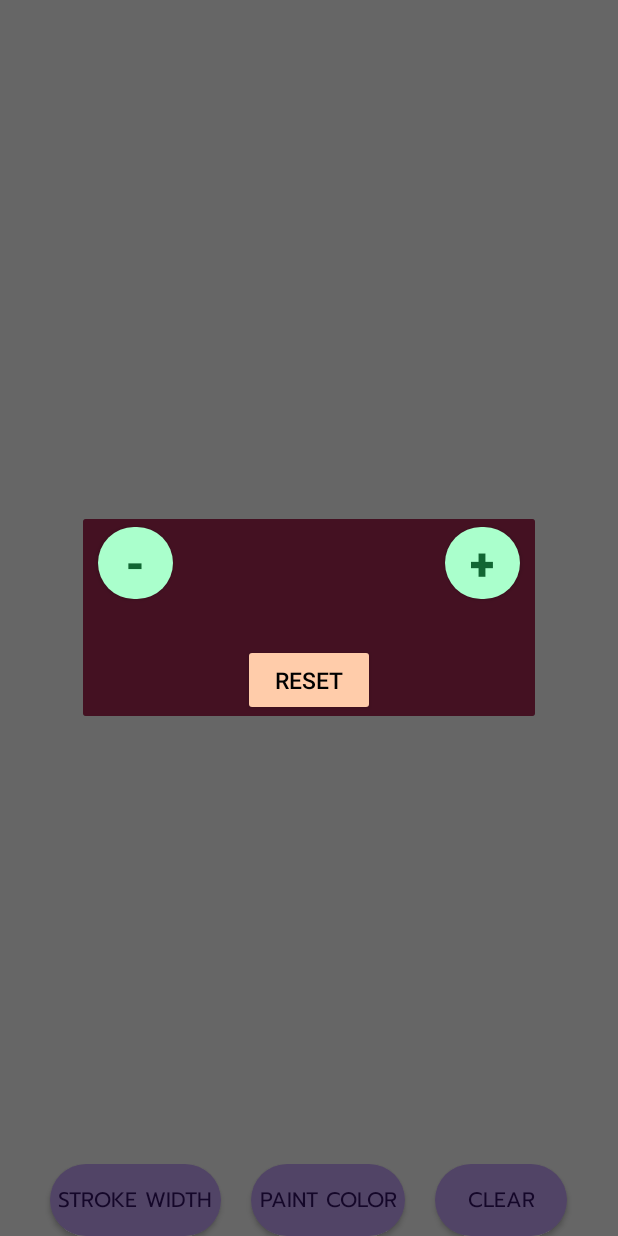
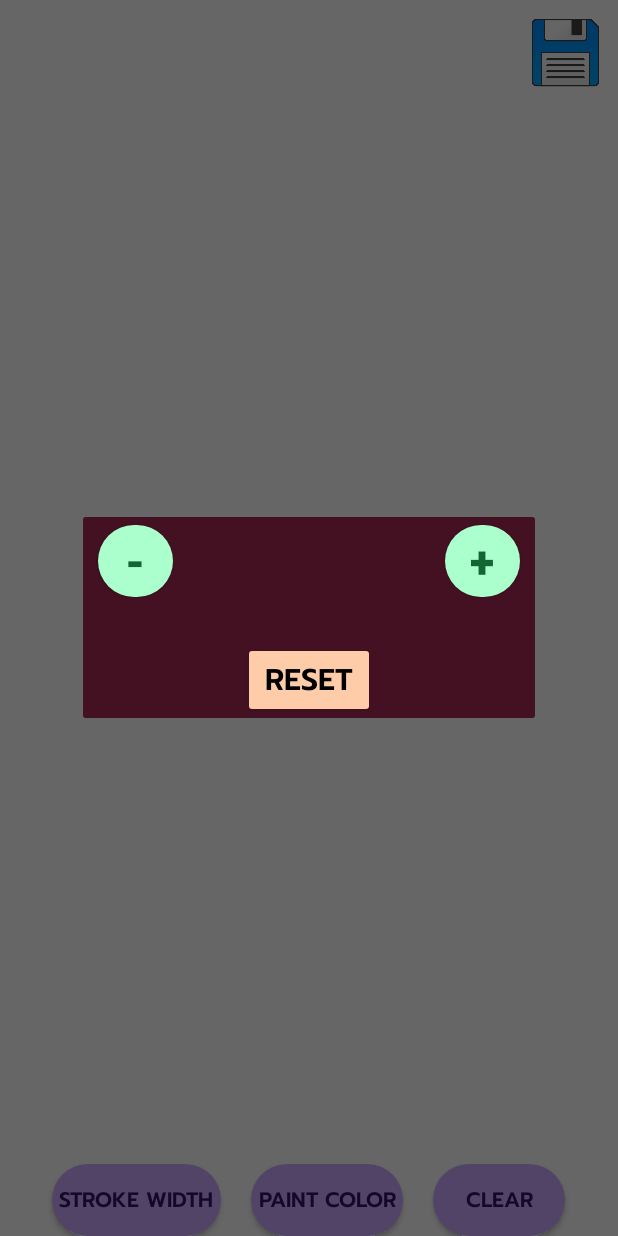
Before and after one commit to killerninjacat/AcademEase, an Android app: the WhiteboardActivity screen opened directly, with no data from a screen before it, after a tap on "STROKE WIDTH", on a phone screen of 412 x 824 dp. Run offline under Robolectric (Android 15) with nearby library versions, the phone set to English and light mode, and no system bars.

Commit message:
Added save image from canvas

```diff
--- a/app/src/main/AndroidManifest.xml
+++ b/app/src/main/AndroidManifest.xml
@@ -3,6 +3,7 @@
     xmlns:tools="http://schemas.android.com/tools">
 
     <uses-permission android:name="android.permission.READ_EXTERNAL_STORAGE" />
+    <uses-permission android:name="android.permission.WRITE_EXTERNAL_STORAGE" />
     <uses-permission android:name="android.permission.WAKE_LOCK"/>
 
     <application
@@ -17,6 +18,7 @@
         tools:targetApi="31">
         <receiver
             android:name=".UpcomingClassesWidget"
+            android:label="View the next class."
             android:exported="false">
             <intent-filter>
                 <action android:name="android.appwidget.action.APPWIDGET_UPDATE" />
--- a/app/src/main/java/com/example/studentcompanion/activities/TimetableActivity.java
+++ b/app/src/main/java/com/example/studentcompanion/activities/TimetableActivity.java
@@ -4,6 +4,7 @@ import androidx.appcompat.app.AppCompatActivity;
 import androidx.viewpager2.widget.ViewPager2;
 
 import android.os.Bundle;
+import android.util.Log;
 
 import com.example.studentcompanion.R;
 import com.example.studentcompanion.adapters.TabPagerAdapter;
@@ -52,6 +53,7 @@ public class TimetableActivity extends AppCompatActivity {
         Calendar calendar = Calendar.getInstance();
         int dayOfWeek = calendar.get(Calendar.DAY_OF_WEEK);
         int initialTab = dayOfWeek - 1;
+        Log.d("hour",Calendar.HOUR_OF_DAY+"");
         viewPager.setCurrentItem(initialTab);
     }
 }
--- a/app/src/main/res/drawable/dark_green_rounded.xml
+++ b/app/src/main/res/drawable/dark_green_rounded.xml
@@ -1,7 +1,7 @@
 <?xml version="1.0" encoding="utf-8"?>
 <shape xmlns:android="http://schemas.android.com/apk/res/android">
     <solid
-        android:color="#226644"></solid>
+        android:color="#aaffaa"></solid>
     <corners
         android:topLeftRadius="20dp"
         android:topRightRadius="20dp"
--- a/app/src/main/res/layout-land/activity_whiteboard.xml
+++ b/app/src/main/res/layout-land/activity_whiteboard.xml
@@ -8,6 +8,14 @@
         android:id="@+id/drawing_container"
         android:layout_width="match_parent"
         android:layout_height="match_parent">
+        <Button
+            android:id="@+id/save_img"
+            android:layout_width="50dp"
+            android:layout_height="50dp"
+            android:layout_marginTop="10dp"
+            android:layout_marginRight="10dp"
+            android:layout_gravity="right"
+            android:background="@drawable/save" />
 
     </FrameLayout>
     <LinearLayout
@@ -23,6 +31,7 @@
             android:layout_width="wrap_content"
             android:layout_height="wrap_content"
             android:background="@drawable/paint_options"
+            android:fontFamily="@font/prompt_semibold"
             android:text=" Stroke Width "
             android:textColor="#331166" />
 
@@ -32,6 +41,7 @@
             android:layout_height="wrap_content"
             android:layout_marginHorizontal="20dp"
             android:background="@drawable/paint_options"
+            android:fontFamily="@font/prompt_semibold"
             android:text=" Paint Color "
             android:textColor="#331166" />
 
@@ -40,6 +50,7 @@
             android:layout_width="wrap_content"
             android:layout_height="wrap_content"
             android:background="@drawable/paint_options"
+            android:fontFamily="@font/prompt_semibold"
             android:text="Clear"
             android:textColor="#331166" />
     </LinearLayout>
--- a/app/src/main/res/layout/activity_attendance.xml
+++ b/app/src/main/res/layout/activity_attendance.xml
@@ -30,7 +30,7 @@
         android:fontFamily="@font/russo_one"
         android:text="My Attendance"
         android:textColor="@color/black"
-        android:textSize="30dp"
+        android:textSize="30sp"
         app:layout_constraintEnd_toEndOf="parent"
         app:layout_constraintStart_toStartOf="parent"
         app:layout_constraintTop_toTopOf="parent" />
--- a/app/src/main/res/layout/activity_whiteboard.xml
+++ b/app/src/main/res/layout/activity_whiteboard.xml
@@ -9,6 +9,14 @@
         android:layout_width="match_parent"
         android:layout_height="match_parent">
 
+        <Button
+            android:id="@+id/save_img"
+            android:layout_width="50dp"
+            android:layout_height="50dp"
+            android:layout_marginTop="10dp"
+            android:layout_marginRight="10dp"
+            android:layout_gravity="right"
+            android:background="@drawable/save" />
     </FrameLayout>
     <LinearLayout
         android:id="@+id/buttons_layout"
@@ -23,7 +31,7 @@
             android:layout_width="wrap_content"
             android:layout_height="wrap_content"
             android:background="@drawable/paint_options"
-            android:fontFamily="@font/prompt"
+            android:fontFamily="@font/prompt_semibold"
             android:text=" Stroke Width "
             android:textColor="#331166" />
 
@@ -33,7 +41,7 @@
             android:layout_height="wrap_content"
             android:layout_marginHorizontal="20dp"
             android:background="@drawable/paint_options"
-            android:fontFamily="@font/prompt"
+            android:fontFamily="@font/prompt_semibold"
             android:text=" Paint Color "
             android:textColor="#331166" />
 
@@ -42,7 +50,7 @@
             android:layout_width="wrap_content"
             android:layout_height="wrap_content"
             android:background="@drawable/paint_options"
-            android:fontFamily="@font/prompt"
+            android:fontFamily="@font/prompt_semibold"
             android:text="Clear"
             android:textColor="#331166" />
     </LinearLayout>
--- a/app/src/main/res/layout/stroke_selection.xml
+++ b/app/src/main/res/layout/stroke_selection.xml
@@ -26,9 +26,10 @@
         android:layout_height="wrap_content"
         android:layout_marginTop="30dp"
         android:backgroundTint="#ffccaa"
+        android:fontFamily="@font/prompt_semibold"
         android:text="Reset"
         android:textColor="@color/black"
-        android:textSize="15dp"
+        android:textSize="20sp"
         app:layout_constraintEnd_toEndOf="parent"
         app:layout_constraintStart_toStartOf="parent"
         app:layout_constraintTop_toBottomOf="@+id/subtract" />
--- a/app/src/main/res/layout/upcoming_classes_widget.xml
+++ b/app/src/main/res/layout/upcoming_classes_widget.xml
@@ -12,7 +12,7 @@
         android:layout_centerInParent="true"
         android:contentDescription="@string/appwidget_text"
         android:fontFamily="@font/russo_one"
-        android:text="@string/appwidget_text"
+        android:text="Next Class"
         android:textSize="24sp"
         android:textStyle="bold" />
 </RelativeLayout>
--- a/app/src/main/res/xml/upcoming_classes_widget_info.xml
+++ b/app/src/main/res/xml/upcoming_classes_widget_info.xml
@@ -10,5 +10,5 @@
     android:resizeMode="horizontal|vertical"
     android:targetCellWidth="1"
     android:targetCellHeight="1"
-    android:updatePeriodMillis="86400000"
+    android:updatePeriodMillis="3600000"
     android:widgetCategory="home_screen" />
```
Also changed, not shown: app/src/main/java/com/example/studentcompanion/UpcomingClassesWidget.java (+4 -8 lines), app/src/main/java/com/example/studentcompanion/activities/CalendarActivity.java (+12 -3 lines), app/src/main/java/com/example/studentcompanion/activities/WhiteboardActivity.java (+43 -1 lines), app/src/main/res/layout/activity_calendar.xml (+16 -3 lines), app/src/main/res/layout/set_attendance.xml (+6 -6 lines), app/src/main/res/drawable/save.png (added).
